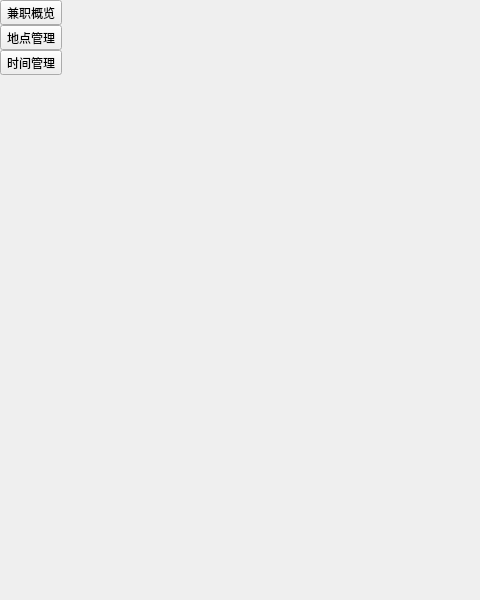
This is src/ui/forms/main_window.ui in half-nothing/work-record as Qt 5 draws it before an edit; both pictures show x 0 to 480 and y 0 to 600 of the 800 by 600 pixel window. The edited form follows.
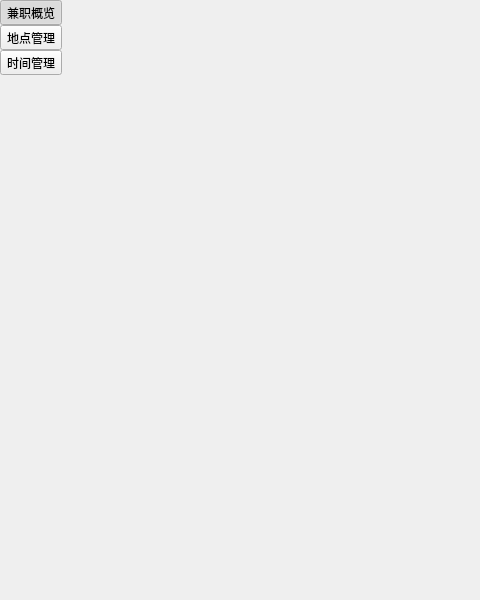
This is the edited form. Icons and pictures are not drawn.

```diff
--- a/src/ui/forms/main_window.ui
+++ b/src/ui/forms/main_window.ui
@@ -17,6 +17,9 @@
    <iconset resource="../../../resource/images.qrc">
     <normaloff>:/image/icon/icon.ico</normaloff>:/image/icon/icon.ico</iconset>
   </property>
+  <property name="styleSheet">
+   <string notr="true"/>
+  </property>
   <widget class="QWidget" name="centralwidget">
    <layout class="QGridLayout" name="gridLayout_2">
     <property name="leftMargin">
@@ -49,6 +52,9 @@
         <verstretch>0</verstretch>
        </sizepolicy>
       </property>
+      <property name="styleSheet">
+       <string notr="true"/>
+      </property>
       <layout class="QGridLayout" name="gridLayout">
        <property name="leftMargin">
         <number>0</number>
@@ -169,6 +175,9 @@
          <property name="checkable">
           <bool>true</bool>
          </property>
+         <property name="checked">
+          <bool>true</bool>
+         </property>
          <property name="autoExclusive">
           <bool>true</bool>
          </property>
```
Left out of the diff: 28 changed lines with no effect on the pictures.
